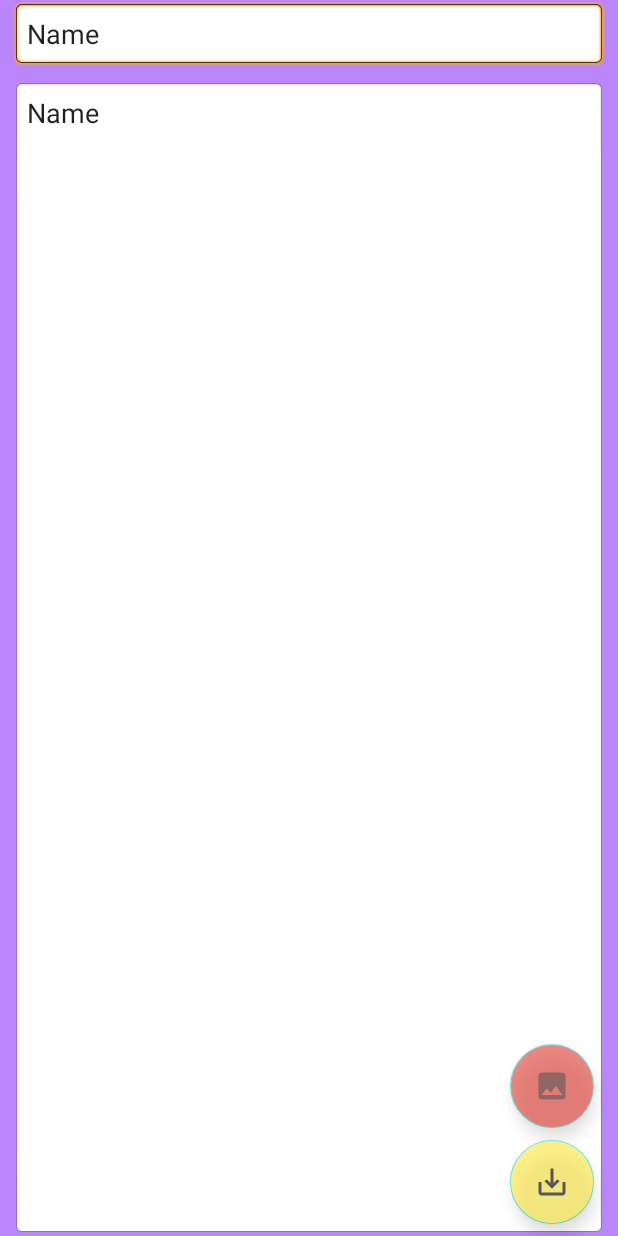
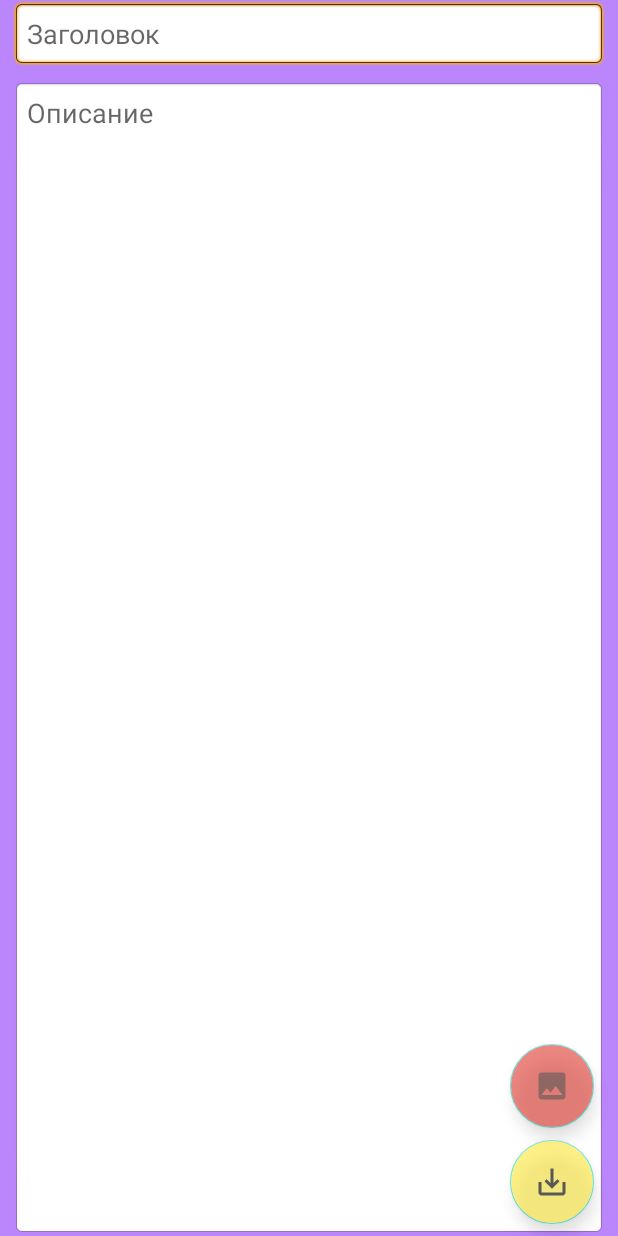
Before and after one commit to Talanov-Yan/MyBloknot, an Android app: the screen it shows after launch (EditActivity), after a tap on "TODO", on a phone screen of 412 x 824 dp. Run offline under Robolectric (Android 15) with nearby library versions, the phone set to English and light mode, and no system bars.

Commit message:
подключение базы данных

```diff
--- a/app/src/main/java/com/example/mybloknot/EditActivity.kt
+++ b/app/src/main/java/com/example/mybloknot/EditActivity.kt
@@ -1,26 +1,65 @@
 package com.example.mybloknot
 
+import android.app.Activity
+import android.content.Intent
 import androidx.appcompat.app.AppCompatActivity
 import android.os.Bundle
 import android.view.View
 import com.example.mybloknot.databinding.EditActivityBinding
+import com.example.mybloknot.db.MyDbManager
 
 class EditActivity : AppCompatActivity() {
     lateinit var bindingClassEdit : EditActivityBinding
+    var myDbManager = MyDbManager(this)
+    private val imageReqestCode = 10
+    var tempImageUri = "empty"
+
     override fun onCreate(savedInstanceState: Bundle?) {
         super.onCreate(savedInstanceState)
         bindingClassEdit = EditActivityBinding.inflate(layoutInflater)
         setContentView(bindingClassEdit.root)
     }
+    override fun onActivityResult(requestCode: Int, resultCode: Int, data: Intent?) {
+        super.onActivityResult(requestCode, resultCode, data)
+
+        if (resultCode == Activity.RESULT_OK && requestCode == imageReqestCode) {
+            bindingClassEdit.imMainImage.setImageURI(data?.data)
+            tempImageUri = data?.data.toString()
+        }
+    }
+
+    override fun onResume() {
+        super.onResume()
+        myDbManager.openDb()
+    }
+
+    override fun onDestroy() {
+        super.onDestroy()
+        myDbManager.closeDb()
+    }
 
     fun onClickAddImage(view: View) {
         bindingClassEdit.mainImageLayout.visibility = View.VISIBLE
         bindingClassEdit.fbImage.visibility = View.GONE
-
     }
 
     fun onClickDeleteImage(view: View) {
         bindingClassEdit.mainImageLayout.visibility = View.GONE
         bindingClassEdit.fbImage.visibility = View.VISIBLE
     }
+
+    fun onClickChooseImage(view: View) {
+        val intent = Intent(Intent.ACTION_PICK) // этот интент позволяет открыть галлерею с картинками
+        intent.type = "image/*" // чтобы открывалиь только картинки
+        startActivityForResult(intent, imageReqestCode) // надо будет получить ссылку на картнку
+    }
+
+    fun onClickSave(view: View) {
+        val myTitle = bindingClassEdit.edTitle.text.toString()
+        val myDesc = bindingClassEdit.edDesc.text.toString()
+
+        if (myTitle != "" && myDesc != "") {
+            myDbManager.insertToDb(myTitle, myDesc, tempImageUri)
+        }
+    }
 }
--- a/app/src/main/java/com/example/mybloknot/MainActivity.kt
+++ b/app/src/main/java/com/example/mybloknot/MainActivity.kt
@@ -5,17 +5,30 @@ import androidx.appcompat.app.AppCompatActivity
 import android.os.Bundle
 import android.view.View
 import com.example.mybloknot.databinding.ActivityMainBinding
+import com.example.mybloknot.db.MyDbManager
 
 class MainActivity : AppCompatActivity() {
     lateinit var bindingClassMain: ActivityMainBinding
+    var myDbManager = MyDbManager(this)
+
     override fun onCreate(savedInstanceState: Bundle?) {
         super.onCreate(savedInstanceState)
         bindingClassMain = ActivityMainBinding.inflate(layoutInflater)
         setContentView(bindingClassMain.root)
+    }
+    override fun onResume() {
+        super.onResume()
+        myDbManager.openDb()
+
     }
 
     fun onClickNew(view: View) {
         val i = Intent(this,EditActivity::class.java)
         startActivity(i)
     }
+
+    override fun onDestroy() {
+        super.onDestroy()
+        myDbManager.closeDb()
+    }
 }
--- /dev/null
+++ b/app/src/main/java/com/example/mybloknot/db/MyDbHelper.kt
@@ -0,0 +1,18 @@
+package com.example.mybloknot.db
+
+import android.content.Context
+import android.database.sqlite.SQLiteDatabase
+import android.database.sqlite.SQLiteOpenHelper
+
+class MyDbHelper(context: Context) : SQLiteOpenHelper(context, MyDbNameClass.DATABASE_NAME,
+        null,MyDbNameClass.DATABASE_VERSION) {
+
+    override fun onCreate(db: SQLiteDatabase) {
+        db.execSQL(MyDbNameClass.CREATE_TABLE)
+    }
+
+    override fun onUpgrade(db: SQLiteDatabase, oldVersion: Int, newVersion: Int) {
+        db.execSQL(MyDbNameClass.SQL_DELETE_TABLE)
+        onCreate(db)
+    }
+}
--- /dev/null
+++ b/app/src/main/java/com/example/mybloknot/db/MyDbManager.kt
@@ -0,0 +1,38 @@
+package com.example.mybloknot.db
+
+import android.content.ContentValues
+import android.content.Context
+import android.database.sqlite.SQLiteDatabase
+
+class MyDbManager(context: Context) {
+    var myDbHelper:MyDbHelper = MyDbHelper(context)
+    lateinit var db: SQLiteDatabase
+
+    fun openDb() {
+        db = myDbHelper.writableDatabase
+    }
+    fun insertToDb(title: String, content: String,uri: String) {
+        val values = ContentValues().apply {
+            put(MyDbNameClass.COLUMN_NAME_TITLE, title)
+            put(MyDbNameClass.COLUMN_NAME_CONTENT, content)
+            put(MyDbNameClass.COLUMN_NAME_IMAGE_URI, uri)
+        }
+        db.insert(MyDbNameClass.TABLE_NAME, null, values)
+    }
+
+    fun readDbData() : ArrayList<String> {
+        val dataList = ArrayList<String>()
+        val cursor = db.query(MyDbNameClass.TABLE_NAME, null, null,
+                null, null, null, null)
+
+        while (cursor?.moveToNext()!!) {
+            val dataText = cursor.getString(cursor.getColumnIndex(MyDbNameClass.COLUMN_NAME_TITLE))
+            dataList.add(dataText.toString())
+        }
+        cursor.close()
+        return dataList
+    }
+    fun closeDb() {
+        myDbHelper.close()
+    }
+}
--- a/app/src/main/res/layout/edit_activity.xml
+++ b/app/src/main/res/layout/edit_activity.xml
@@ -15,9 +15,9 @@
         android:layout_marginEnd="8dp"
         android:background="@android:drawable/editbox_background"
         android:ems="10"
+        android:hint="@string/ed_title_hint"
         android:inputType="textPersonName"
         android:padding="10dp"
-        android:text="Name"
         app:layout_constraintEnd_toEndOf="parent"
         app:layout_constraintStart_toStartOf="parent"
         app:layout_constraintTop_toBottomOf="@+id/mainImageLayout" />
@@ -30,9 +30,9 @@
         android:background="@android:drawable/editbox_background"
         android:ems="10"
         android:gravity="top"
+        android:hint="@string/ed_desc_hint"
         android:inputType="textMultiLine|textPersonName"
         android:padding="10dp"
-        android:text="Name"
         app:layout_constraintBottom_toBottomOf="parent"
         app:layout_constraintEnd_toEndOf="@+id/edTitle"
         app:layout_constraintHorizontal_bias="0.0"
@@ -49,6 +49,7 @@
         android:alpha="0.6"
         android:backgroundTint="@color/yellow_bg"
         android:clickable="true"
+        android:onClick="onClickSave"
         app:layout_constraintBottom_toBottomOf="parent"
         app:layout_constraintEnd_toEndOf="@+id/edDesc"
         app:srcCompat="@drawable/ic_save" />
@@ -77,9 +78,11 @@
         app:layout_constraintTop_toTopOf="parent">
 
         <ImageView
-            android:id="@+id/imageView"
-            android:layout_width="230dp"
-            android:layout_height="200dp"
+            android:id="@+id/imMainImage"
+            android:layout_width="0dp"
+            android:layout_height="230dp"
+            android:layout_margin="10dp"
+            android:scaleType="centerCrop"
             app:layout_constraintBottom_toBottomOf="parent"
             app:layout_constraintEnd_toEndOf="parent"
             app:layout_constraintStart_toStartOf="parent"
@@ -90,6 +93,7 @@
             android:id="@+id/imButtonEditImage"
             android:layout_width="wrap_content"
             android:layout_height="wrap_content"
+            android:onClick="onClickChooseImage"
             app:layout_constraintBottom_toBottomOf="parent"
             app:layout_constraintEnd_toEndOf="parent"
             app:srcCompat="@android:drawable/ic_menu_edit" />
--- a/app/src/main/res/values/strings.xml
+++ b/app/src/main/res/values/strings.xml
@@ -1,3 +1,5 @@
 <resources>
     <string name="app_name">MyBloknot</string>
+    <string name="ed_title_hint">Заголовок</string>
+    <string name="ed_desc_hint">Описание</string>
 </resources>
```
Also changed, not shown: app/src/main/java/com/example/mybloknot/db/MyDbNameClass.kt (added, +19 -0 lines).
